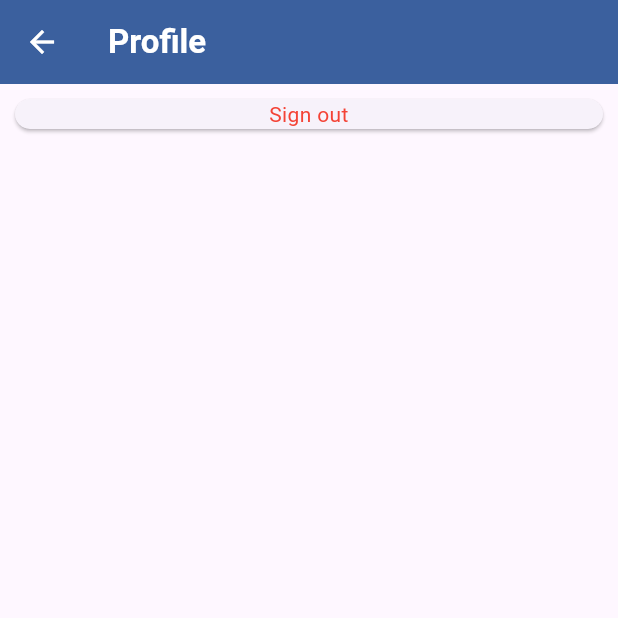
After one commit to alhariri13/programming_languages_front-end, a Flutter app: the ProfileScreen screen opened directly, on a phone screen of 412 x 824 dp, the top half of it. The commit adds this screen. Run offline on Flutter 3.47's test engine with Material 3 defaults, Android fonts, the phone set to English and light mode, and no system bars; our stand-ins replace image_picker.

Commit message:
Add files via upload

```diff
--- /dev/null
+++ b/lib/profile_screen.dart
@@ -0,0 +1,52 @@
+import 'package:flutter/material.dart';
+import 'package:tanzan/home_page.dart';
+import 'package:tanzan/login_screen.dart';
+
+class ProfileScreen extends StatelessWidget {
+  const ProfileScreen({super.key});
+  @override
+  Widget build(BuildContext context) {
+    return Scaffold(
+      appBar: AppBar(
+        backgroundColor: const Color(0xFF3B609E),
+        title: Text(
+          'Profile',
+          style: TextStyle(color: Colors.white, fontWeight: FontWeight.bold),
+        ),
+        leading: IconButton(
+          onPressed: () {
+            Navigator.pop(
+              context,
+              MaterialPageRoute(builder: (context) => HomePage()),
+            );
+          },
+          icon: Icon(Icons.arrow_back, color: Colors.white),
+        ),
+      ),
+      body: Column(
+        children: [
+          SizedBox(
+            width: double.infinity,
+            child: InkWell(
+              onTap: () {
+                Navigator.push(
+                  context,
+                  MaterialPageRoute(builder: (context) => const LoginScreen()),
+                );
+              },
+              splashColor: Colors.red,
+              child: Card(
+                margin: EdgeInsets.all(10),
+                child: Text(
+                  'Sign out',
+                  style: TextStyle(color: Colors.red),
+                  textAlign: TextAlign.center,
+                ),
+              ),
+            ),
+          ),
+        ],
+      ),
+    );
+  }
+}
```
Also changed, not shown: lib/home_page.dart (+9 -1 lines).
